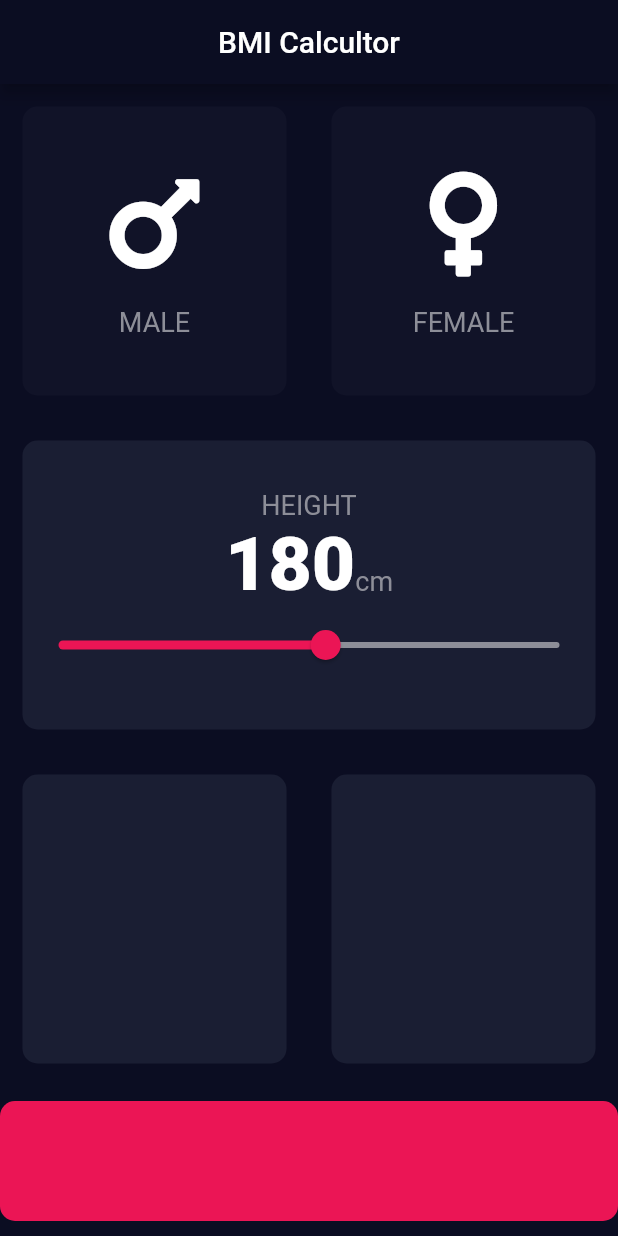
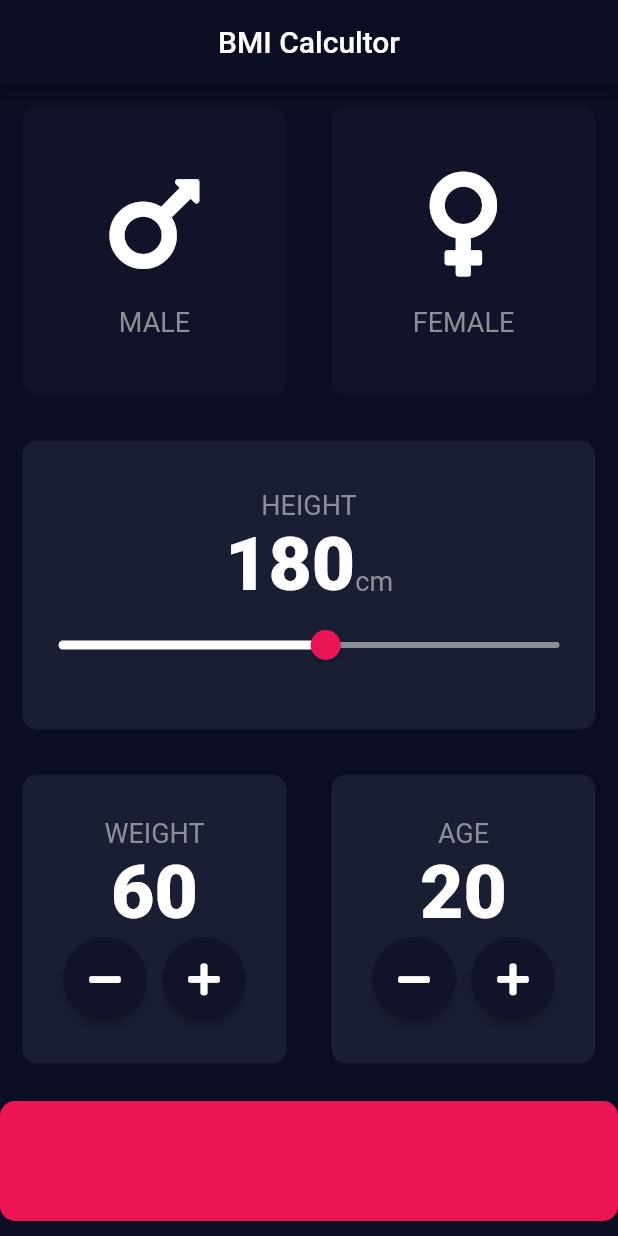
Before and after one commit to Baeyung/bmi_calculator, a Flutter app: the screen it shows after launch, on a phone screen of 412 x 824 dp. Run offline on Flutter 3.47's test engine with Material 2 defaults, Android fonts, the phone set to English and light mode, and no system bars; our stand-ins replace font_awesome_flutter.

Commit message:
--added the bottom row functionality

```diff
--- a/lib/constants/konstants.dart
+++ b/lib/constants/konstants.dart
@@ -3,8 +3,16 @@ import 'package:flutter/material.dart';
 const double kCalculateButtonHeight = 80;
 const Color kActiveCardColor = Color(0xff1a1e33);
 const Color kInactiveCardColor = Color(0xff111328);
-const Color kActiveSliderColor = Color(0xffeb1555);
+const Color kActiveSliderColor = Color(0xffffffff);
 const Color kInactiveSliderColor = Color(0xff8d8e98);
+const Color kThumbColorSlider = Color(0xffeb1555);
+const Color kThumbElevationColor = Color(0xebeb1555);
+const Color kBottomBarColor = Color(0xffeb1555);
+
+const BoxConstraints kSizeConstraints = BoxConstraints.tightFor(
+  width: 56.0,
+  height: 56.0,
+);
 
 const double kMinHeight = 100.0;
 const double kMaxHeight = 250.0;
--- /dev/null
+++ b/lib/custom_widgets/round_icon_button.dart
@@ -0,0 +1,20 @@
+import 'package:flutter/material.dart';
+import 'package:bmi_calculator/constants/konstants.dart';
+
+class RoundIconButton extends StatelessWidget {
+  const RoundIconButton({Key? key, required this.onPressed, required this.icon})
+      : super(key: key);
+  final void Function() onPressed;
+  final IconData icon;
+
+  @override
+  Widget build(BuildContext context) {
+    return RawMaterialButton(
+      onPressed: onPressed,
+      fillColor: kInactiveCardColor,
+      child: Icon(icon),
+      shape: const CircleBorder(),
+      constraints: kSizeConstraints,
+    );
+  }
+}
--- a/lib/input_page.dart
+++ b/lib/input_page.dart
@@ -3,6 +3,7 @@ import 'package:font_awesome_flutter/font_awesome_flutter.dart';
 import 'custom_widgets/icon_content.dart';
 import 'custom_widgets/reusable_card.dart';
 import 'constants/konstants.dart';
+import 'custom_widgets/round_icon_button.dart';
 
 enum Gender { male, female, none }
 
@@ -16,6 +17,8 @@ class InputPage extends StatefulWidget {
 class _InputPageState extends State<InputPage> {
   Gender selectedGender = Gender.none;
   int height = 180;
+  int weight = 60;
+  int age = 20;
   @override
   Widget build(BuildContext context) {
     return Scaffold(
@@ -93,8 +96,6 @@ class _InputPageState extends State<InputPage> {
                   Slider(
                       min: kMinHeight,
                       max: kMaxHeight,
-                      activeColor: kActiveSliderColor,
-                      inactiveColor: kInactiveSliderColor,
                       value: height.toDouble(),
                       onChanged: (double newValue) {
                         setState(() {
@@ -107,12 +108,90 @@ class _InputPageState extends State<InputPage> {
           ),
           Expanded(
             child: Row(
-              children: const [
+              children: [
                 Expanded(
-                  child: ReusableCard(colour: kActiveCardColor),
+                  child: ReusableCard(
+                    colour: kActiveCardColor,
+                    cardChild: Column(
+                      mainAxisAlignment: MainAxisAlignment.center,
+                      children: [
+                        const Text(
+                          'WEIGHT',
+                          style: kTextStyle,
+                        ),
+                        Text(
+                          weight.toString(),
+                          style: kNumberTextStyle,
+                        ),
+                        Row(
+                          mainAxisAlignment: MainAxisAlignment.center,
+                          children: [
+                            RoundIconButton(
+                              onPressed: () {
+                                setState(() {
+                                  weight--;
+                                });
+                              },
+                              icon: FontAwesomeIcons.minus,
+                            ),
+                            const SizedBox(
+                              width: 10,
+                            ),
+                            RoundIconButton(
+                              onPressed: () {
+                                setState(() {
+                                  weight++;
+                                });
+                              },
+                              icon: FontAwesomeIcons.plus,
+                            ),
+                          ],
+                        )
+                      ],
+                    ),
+                  ),
                 ),
                 Expanded(
-                  child: ReusableCard(colour: kActiveCardColor),
+                  child: ReusableCard(
+                    colour: kActiveCardColor,
+                    cardChild: Column(
+                      mainAxisAlignment: MainAxisAlignment.center,
+                      children: [
+                        const Text(
+                          'AGE',
+                          style: kTextStyle,
+                        ),
+                        Text(
+                          age.toString(),
+                          style: kNumberTextStyle,
+                        ),
+                        Row(
+                          mainAxisAlignment: MainAxisAlignment.center,
+                          children: [
+                            RoundIconButton(
+                              onPressed: () {
+                                setState(() {
+                                  age--;
+                                });
+                              },
+                              icon: FontAwesomeIcons.minus,
+                            ),
+                            const SizedBox(
+                              width: 10,
+                            ),
+                            RoundIconButton(
+                              onPressed: () {
+                                setState(() {
+                                  age++;
+                                });
+                              },
+                              icon: FontAwesomeIcons.plus,
+                            ),
+                          ],
+                        )
+                      ],
+                    ),
+                  ),
                 ),
               ],
             ),
@@ -125,7 +204,7 @@ class _InputPageState extends State<InputPage> {
               bottom: 10,
             ),
             decoration: BoxDecoration(
-              color: const Color(0xffeb1555),
+              color: kBottomBarColor,
               borderRadius: BorderRadius.circular(10),
             ),
           )
--- a/lib/main.dart
+++ b/lib/main.dart
@@ -1,3 +1,4 @@
+import 'package:bmi_calculator/constants/konstants.dart';
 import 'package:flutter/material.dart';
 import './input_page.dart';
 
@@ -14,6 +15,12 @@ class BmiCalculator extends StatelessWidget {
       theme: ThemeData.dark().copyWith(
         primaryColor: const Color(0xFF0B0D22),
         scaffoldBackgroundColor: const Color(0xFF0B0D22),
+        sliderTheme: SliderTheme.of(context).copyWith(
+          activeTrackColor: kActiveSliderColor,
+          inactiveTrackColor: kInactiveSliderColor,
+          thumbColor: kThumbColorSlider,
+          overlayColor: kThumbElevationColor,
+        ),
       ),
       home: const InputPage(),
     );
```
